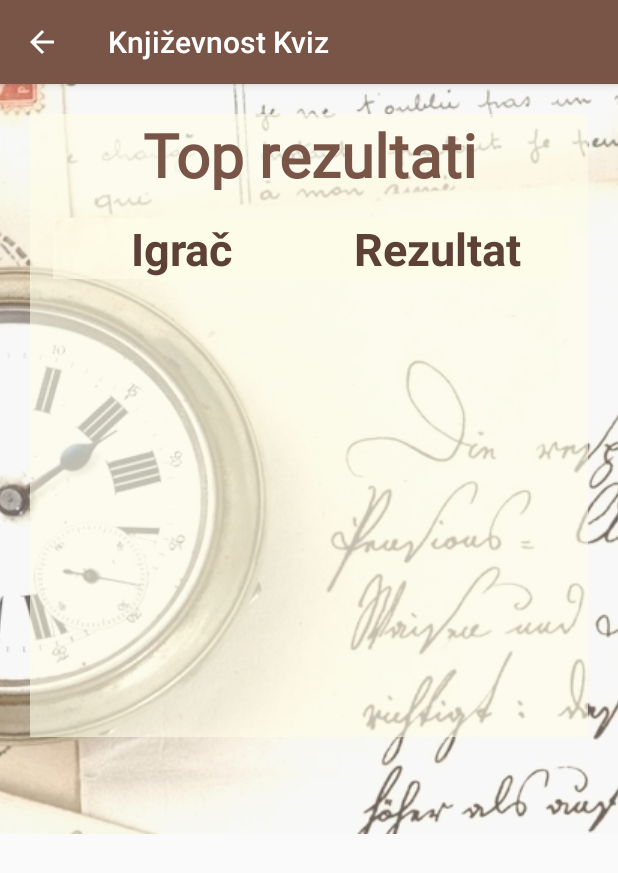
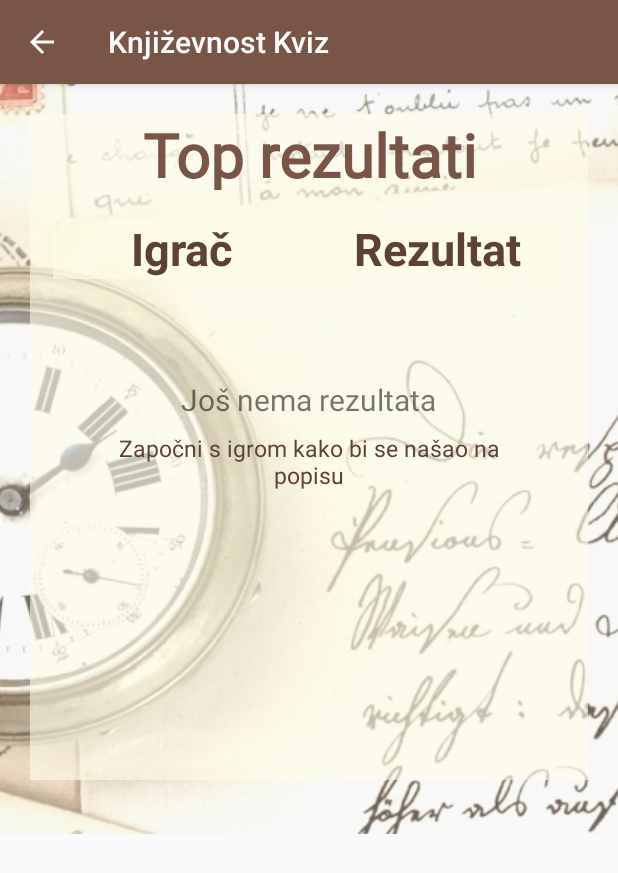
Before and after one commit to AndreaLakoseljac/Quiz, an Android app: the ResultsActivity screen opened directly, with no data from a screen before it, on a phone screen of 412 x 824 dp. Shown: the top 873 px of the screen. Run offline under Robolectric (Android 15) with nearby library versions, the phone set to English and light mode, and no system bars.

Commit message:
Pregled rezultata done

```diff
--- a/app/src/main/AndroidManifest.xml
+++ b/app/src/main/AndroidManifest.xml
@@ -25,6 +25,10 @@
         <meta-data
             android:name="preloaded_fonts"
             android:resource="@array/preloaded_fonts" />
+        <provider
+            android:name=".data.ResultProvider"
+            android:authorities="com.example.android.results"
+            android:exported="false" />
     </application>
 
 </manifest>
--- a/app/src/main/java/com/example/android/quiz/ResultsActivity.java
+++ b/app/src/main/java/com/example/android/quiz/ResultsActivity.java
@@ -1,14 +1,62 @@
 package com.example.android.quiz;
 
+import android.app.LoaderManager;
+import android.content.CursorLoader;
+import android.content.Loader;
+import android.database.Cursor;
 import android.os.Bundle;
 import android.support.v7.app.AppCompatActivity;
+import android.view.View;
+import android.widget.ListView;
 
-public class ResultsActivity extends AppCompatActivity {
+import com.example.android.quiz.data.ResultContract;
+
+public class ResultsActivity extends AppCompatActivity implements
+        LoaderManager.LoaderCallbacks<Cursor> {
+
+    ResultCursorAdapter mCursorAdapter;
+
+    private static final int RESULT_LOADER = 0;
+
 
     @Override
     protected void onCreate(Bundle savedInstanceState) {
         super.onCreate(savedInstanceState);
+        setContentView(R.layout.results_layout);
 
-        setContentView(R.layout.results_layout);
+        ListView resultListView = (ListView) findViewById(R.id.list);
+
+        View emptyView = findViewById(R.id.empty_view);
+        resultListView.setEmptyView(emptyView);
+
+        mCursorAdapter = new ResultCursorAdapter(this, null);
+        resultListView.setAdapter(mCursorAdapter);
+
+        getLoaderManager().initLoader(RESULT_LOADER, null, this);
+    }
+
+    @Override
+    public Loader<Cursor> onCreateLoader(int i, Bundle bundle) {
+        String[] projection = {
+                ResultContract.ResultEntry._ID,
+                ResultContract.ResultEntry.COLUMN_PLAYER_NAME,
+                ResultContract.ResultEntry.COLUMN_PLAYER_SCORE};
+
+        return new CursorLoader(this,
+                ResultContract.ResultEntry.CONTENT_URI,
+                projection,
+                null,
+                null,
+                "score DESC");
+    }
+
+    @Override
+    public void onLoadFinished(Loader<Cursor> loader, Cursor cursor) {
+        mCursorAdapter.swapCursor(cursor);
+    }
+
+    @Override
+    public void onLoaderReset(Loader<Cursor> loader) {
+        mCursorAdapter.swapCursor(null);
     }
 }
--- /dev/null
+++ b/app/src/main/java/com/example/android/quiz/data/ResultContract.java
@@ -0,0 +1,33 @@
+package com.example.android.quiz.data;
+
+import android.content.ContentResolver;
+import android.net.Uri;
+import android.provider.BaseColumns;
+
+public class ResultContract {
+
+    public static final String CONTENT_AUTHORITY = "com.example.android.results";
+
+    public static final Uri BASE_CONTENT_URI = Uri.parse("content://" + CONTENT_AUTHORITY);
+
+    public static final String PATH_RESULTS = "results";
+
+    private ResultContract() {}
+
+    public static final class ResultEntry implements BaseColumns {
+
+        public static final Uri CONTENT_URI = Uri.withAppendedPath(BASE_CONTENT_URI, PATH_RESULTS);
+
+        public final static String TABLE_NAME = "results";
+
+        public final static String _ID = BaseColumns._ID;
+        public final static String COLUMN_PLAYER_NAME = "name";
+        public final static String COLUMN_PLAYER_SCORE= "score";
+
+        public static final String CONTENT_LIST_TYPE =
+                ContentResolver.CURSOR_DIR_BASE_TYPE + "/" + CONTENT_AUTHORITY + "/" + PATH_RESULTS;
+
+        public static final String CONTENT_ITEM_TYPE =
+                ContentResolver.CURSOR_ITEM_BASE_TYPE + "/" + CONTENT_AUTHORITY + "/" + PATH_RESULTS;
+    }
+}
--- a/app/src/main/res/layout/results_layout.xml
+++ b/app/src/main/res/layout/results_layout.xml
@@ -1,6 +1,5 @@
 <?xml version="1.0" encoding="utf-8"?>
 <ScrollView xmlns:android="http://schemas.android.com/apk/res/android"
-    xmlns:tool="http://schemas.android.com/tools"
     android:layout_width="wrap_content"
     android:layout_height="wrap_content">
 
@@ -13,13 +12,20 @@
             android:src="@drawable/main1" />
 
         <LinearLayout
-            style="@style/LinearLayoutVertical"
-            android:layout_margin="@dimen/results_margin"
-            android:background="@color/background_color">
+            android:layout_width="match_parent"
+            android:layout_height="444dp"
+            android:layout_marginBottom="@dimen/results_margin"
+            android:layout_marginEnd="@dimen/results_margin"
+            android:layout_marginLeft="@dimen/results_margin"
+            android:layout_marginRight="@dimen/results_margin"
+            android:layout_marginStart="@dimen/results_margin"
+            android:layout_marginTop="@dimen/results_margin"
+            android:background="@color/background_color"
+            android:orientation="vertical">
 
             <TextView
                 android:layout_width="match_parent"
-                android:layout_height="match_parent"
+                android:layout_height="wrap_content"
                 android:fontFamily="@font/nazeefa"
                 android:gravity="center"
                 android:text="@string/results_headline"
@@ -57,137 +63,43 @@
 
             <LinearLayout
                 android:layout_width="match_parent"
-                android:layout_height="wrap_content"
+                android:layout_height="match_parent"
                 android:layout_margin="@dimen/credits_margin"
                 android:orientation="horizontal">
 
-                <TextView
-                    android:layout_width="0dp"
+                <ListView
+                    android:id="@+id/list"
+                    android:layout_width="match_parent"
+                    android:layout_height="match_parent" />
+
+                <RelativeLayout
+                    android:id="@+id/empty_view"
+                    android:layout_width="wrap_content"
                     android:layout_height="wrap_content"
-                    android:layout_weight="1"
-                    android:gravity="center"
-                    android:textColor="@color/colorPrimaryDark"
-                    android:textSize="@dimen/results_text_size"
-                    android:textStyle="bold"
-                    tool:text="Ime" />
+                    android:layout_centerInParent="true"
+                    android:padding="20dp">
 
-                <TextView
-                    android:layout_width="0dp"
-                    android:layout_height="wrap_content"
-                    android:layout_weight="1"
-                    android:gravity="center"
-                    android:textColor="@color/colorPrimaryDark"
-                    android:textSize="@dimen/results_text_size"
-                    android:textStyle="bold"
-                    tool:text="Rezultat" />
-            </LinearLayout>
+                    <TextView
+                        android:id="@+id/empty_title_text"
+                        android:layout_width="wrap_content"
+                        android:layout_height="wrap_content"
+                        android:layout_centerHorizontal="true"
+                        android:paddingTop="16dp"
+                        android:text="@string/empty_view_title_text"
+                        android:textSize="20sp" />
 
-            <LinearLayout
-                android:layout_width="match_parent"
-                android:layout_height="wrap_content"
-                android:layout_margin="@dimen/credits_margin"
-                android:orientation="horizontal">
-
-                <TextView
-                    android:layout_width="0dp"
-                    android:layout_height="wrap_content"
-                    android:layout_weight="1"
-                    android:gravity="center"
-                    android:textColor="@color/colorPrimaryDark"
-                    android:textSize="@dimen/results_text_size"
-                    android:textStyle="bold"
-                    tool:text="Ime" />
-
-                <TextView
-                    android:layout_width="0dp"
-                    android:layout_height="wrap_content"
-                    android:layout_weight="1"
-                    android:gravity="center"
-                    android:textColor="@color/colorPrimaryDark"
-                    android:textSize="@dimen/results_text_size"
-                    android:textStyle="bold"
-                    tool:text="Rezultat" />
-            </LinearLayout>
-
-            <LinearLayout
-                android:layout_width="match_parent"
-                android:layout_height="wrap_content"
-                android:layout_margin="@dimen/credits_margin"
-                android:orientation="horizontal">
-
-                <TextView
-                    android:layout_width="0dp"
-                    android:layout_height="wrap_content"
-                    android:layout_weight="1"
-                    android:gravity="center"
-                    android:textColor="@color/colorPrimaryDark"
-                    android:textSize="@dimen/results_text_size"
-                    android:textStyle="bold"
-                    tool:text="Ime" />
-
-                <TextView
-                    android:layout_width="0dp"
-                    android:layout_height="wrap_content"
-                    android:layout_weight="1"
-                    android:gravity="center"
-                    android:textColor="@color/colorPrimaryDark"
-                    android:textSize="@dimen/results_text_size"
-                    android:textStyle="bold"
-                    tool:text="Rezultat" />
-            </LinearLayout>
-
-            <LinearLayout
-                android:layout_width="match_parent"
-                android:layout_height="wrap_content"
-                android:layout_margin="@dimen/credits_margin"
-                android:orientation="horizontal">
-
-                <TextView
-                    android:layout_width="0dp"
-                    android:layout_height="wrap_content"
-                    android:layout_weight="1"
-                    android:gravity="center"
-                    android:textColor="@color/colorPrimaryDark"
-                    android:textSize="@dimen/results_text_size"
-                    android:textStyle="bold"
-                    tool:text="Ime" />
-
-                <TextView
-                    android:layout_width="0dp"
-                    android:layout_height="wrap_content"
-                    android:layout_weight="1"
-                    android:gravity="center"
-                    android:textColor="@color/colorPrimaryDark"
-                    android:textSize="@dimen/results_text_size"
-                    android:textStyle="bold"
-                    tool:text="Rezultat" />
-            </LinearLayout>
-
-            <LinearLayout
-                android:layout_width="match_parent"
-                android:layout_height="wrap_content"
-                android:layout_margin="@dimen/credits_margin"
-                android:orientation="horizontal">
-
-                <TextView
-                    android:layout_width="0dp"
-                    android:layout_height="wrap_content"
-                    android:layout_weight="1"
-                    android:gravity="center"
-                    android:textColor="@color/colorPrimaryDark"
-                    android:textSize="@dimen/results_text_size"
-                    android:textStyle="bold"
-                    tool:text="Ime" />
-
-                <TextView
-                    android:layout_width="0dp"
-                    android:layout_height="wrap_content"
-                    android:layout_weight="1"
-                    android:gravity="center"
-                    android:textColor="@color/colorPrimaryDark"
-                    android:textSize="@dimen/results_text_size"
-                    android:textStyle="bold"
-                    tool:text="Rezultat" />
+                    <TextView
+                        android:id="@+id/empty_subtitle_text"
+                        android:layout_width="wrap_content"
+                        android:layout_height="wrap_content"
+                        android:layout_below="@+id/empty_title_text"
+                        android:layout_centerHorizontal="true"
+                        android:paddingTop="8dp"
+                        android:text="@string/empty_view_subtitle_text"
+                        android:textAlignment="center"
+                        android:textColor="@color/colorPrimaryDark"
+                        android:textSize="15sp" />
+                </RelativeLayout>
             </LinearLayout>
         </LinearLayout>
     </RelativeLayout>
--- a/app/src/main/res/values/strings.xml
+++ b/app/src/main/res/values/strings.xml
@@ -20,6 +20,8 @@
     <string name="email_address">mailto:andrea.lakoseljac1@gamil.com</string>
 
     <string name="results_headline">Top rezultati</string>
+    <string name="empty_view_title_text">Još nema rezultata</string>
+    <string name="empty_view_subtitle_text">Započni s igrom kako bi se našao na popisu</string>
 
     <string name="score_textview">Score:</string>
     <string name="submit_answer">Submit</string>
```
Also changed, not shown: app/src/main/java/com/example/android/quiz/ResultCursorAdapter.java (added, +43 -0 lines), app/src/main/java/com/example/android/quiz/data/ResultDbHelper.java (added, +36 -0 lines), app/src/main/java/com/example/android/quiz/data/ResultProvider.java (added, +125 -0 lines), app/src/main/res/layout/list_item.xml (added, +30 -0 lines).
